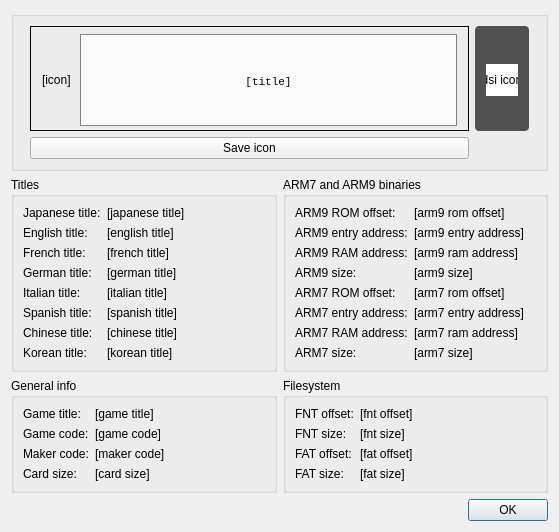
Above: src/frontend/qt_sdl/ROMInfoDialog.ui from melonDS-emu/melonDS before the change. Below: the same form after it.
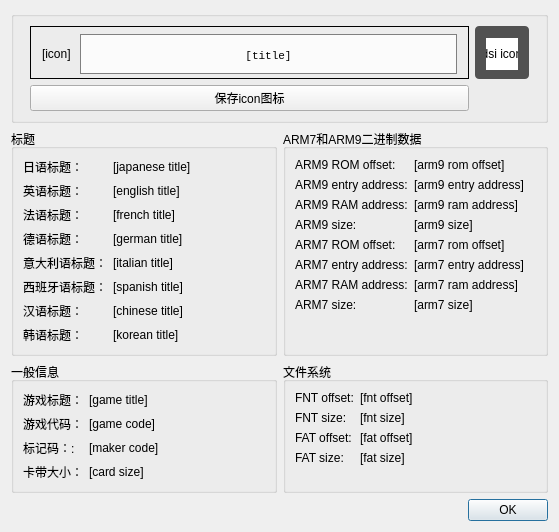
That is the form after the change.

Patch:
```diff
--- a/src/frontend/qt_sdl/ROMInfoDialog.ui
+++ b/src/frontend/qt_sdl/ROMInfoDialog.ui
@@ -23,7 +23,7 @@
    <item row="2" column="0">
     <widget class="QGroupBox" name="titles">
      <property name="title">
-      <string>Titles</string>
+      <string>标题</string>
      </property>
      <layout class="QFormLayout" name="formLayout">
       <item row="0" column="0">
@@ -34,7 +34,7 @@
          </font>
         </property>
         <property name="text">
-         <string>Japanese title:</string>
+         <string>日语标题：</string>
         </property>
        </widget>
       </item>
@@ -53,7 +53,7 @@
          </font>
         </property>
         <property name="text">
-         <string>English title:</string>
+         <string>英语标题：</string>
         </property>
        </widget>
       </item>
@@ -72,7 +72,7 @@
          </font>
         </property>
         <property name="text">
-         <string>French title:</string>
+         <string>法语标题：</string>
         </property>
        </widget>
       </item>
@@ -91,7 +91,7 @@
          </font>
         </property>
         <property name="text">
-         <string>German title:</string>
+         <string>德语标题：</string>
         </property>
        </widget>
       </item>
@@ -110,7 +110,7 @@
          </font>
         </property>
         <property name="text">
-         <string>Italian title:</string>
+         <string>意大利语标题：</string>
         </property>
        </widget>
       </item>
@@ -129,7 +129,7 @@
          </font>
         </property>
         <property name="text">
-         <string>Spanish title:</string>
+         <string>西班牙语标题：</string>
         </property>
        </widget>
       </item>
@@ -148,7 +148,7 @@
          </font>
         </property>
         <property name="text">
-         <string>Chinese title:</string>
+         <string>汉语标题：</string>
         </property>
        </widget>
       </item>
@@ -167,7 +167,7 @@
          </font>
         </property>
         <property name="text">
-         <string>Korean title:</string>
+         <string>韩语标题：</string>
         </property>
        </widget>
       </item>
@@ -184,7 +184,7 @@
    <item row="2" column="1">
     <widget class="QGroupBox" name="arm9AndArm7Binaries">
      <property name="title">
-      <string>ARM7 and ARM9 binaries</string>
+      <string>ARM7和ARM9二进制数据</string>
      </property>
      <layout class="QFormLayout" name="formLayout_2">
       <item row="0" column="0">
@@ -345,7 +345,7 @@
    <item row="3" column="1">
     <widget class="QGroupBox" name="filesystem">
      <property name="title">
-      <string>Filesystem</string>
+      <string>文件系统</string>
      </property>
      <layout class="QFormLayout" name="formLayout_4">
       <item row="0" column="0">
@@ -430,7 +430,7 @@
    <item row="3" column="0">
     <widget class="QGroupBox" name="generalInfo">
      <property name="title">
-      <string>General info</string>
+      <string>一般信息</string>
      </property>
      <layout class="QFormLayout" name="formLayout_3">
       <item row="0" column="0">
@@ -441,7 +441,7 @@
          </font>
         </property>
         <property name="text">
-         <string>Game title:</string>
+         <string>游戏标题：</string>
         </property>
        </widget>
       </item>
@@ -460,7 +460,7 @@
          </font>
         </property>
         <property name="text">
-         <string>Game code:</string>
+         <string>游戏代码：</string>
         </property>
        </widget>
       </item>
@@ -479,7 +479,7 @@
          </font>
         </property>
         <property name="text">
-         <string>Maker code:</string>
+         <string>标记码：:</string>
         </property>
        </widget>
       </item>
@@ -498,7 +498,7 @@
          </font>
         </property>
         <property name="text">
-         <string>Card size:</string>
+         <string>卡带大小：</string>
         </property>
        </widget>
       </item>
@@ -734,7 +734,7 @@
       <item row="1" column="1">
        <widget class="QPushButton" name="saveIconButton">
         <property name="text">
-         <string>Save icon</string>
+         <string>保存icon图标</string>
         </property>
        </widget>
       </item>
```
Left out of the diff: 2 changed lines with no effect on the pictures.
